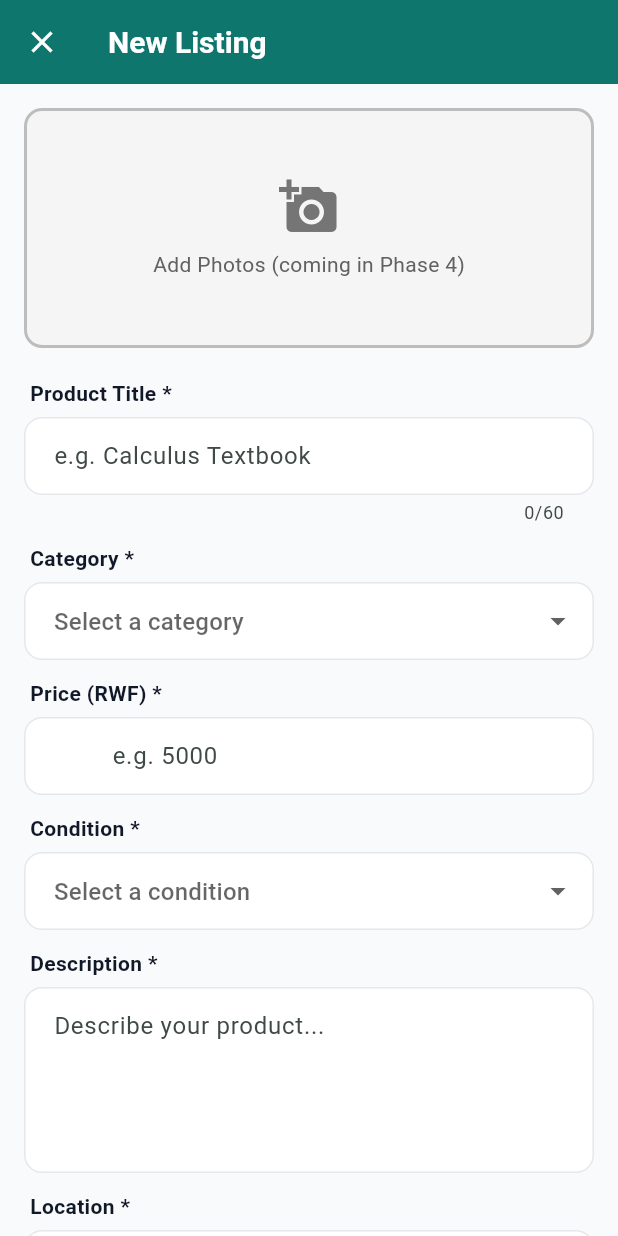
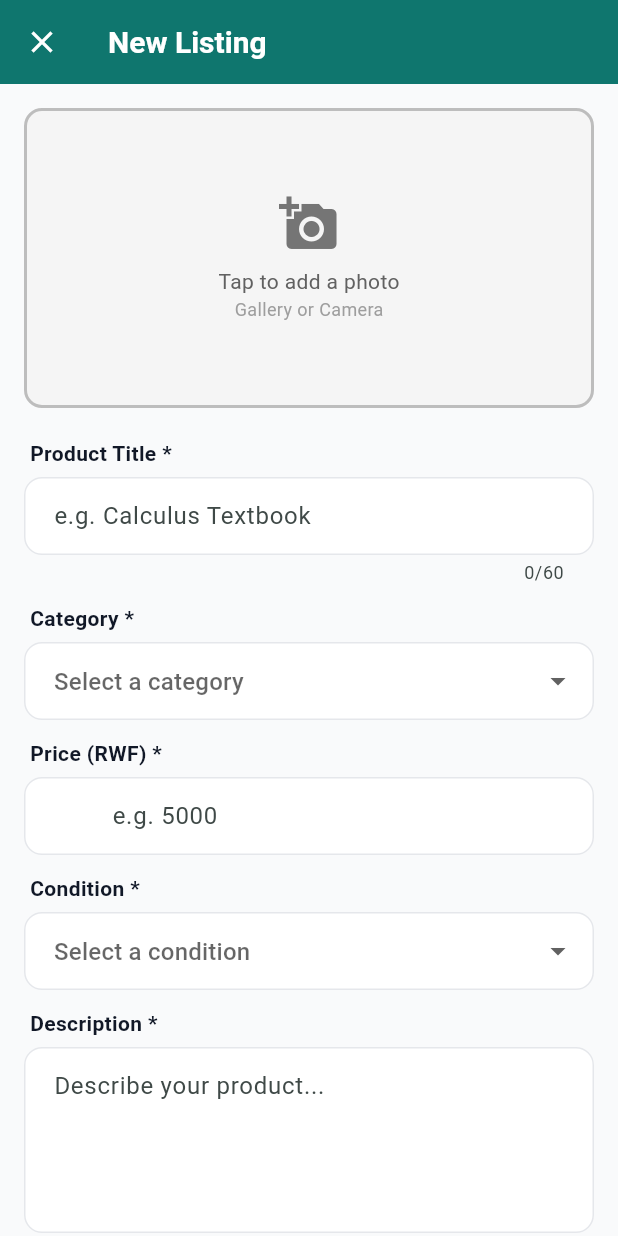
Before and after one commit to Pelino-Courses/progressive-capstone-project-devdynasty, a Flutter app: the ProfileScreen screen opened by its route, after a tap on "New Listing", on a phone screen of 412 x 824 dp. Run offline on Flutter 3.47's test engine with Material 3 defaults, Android fonts, the phone set to English and light mode, and no system bars; our stand-ins replace hive, hive_flutter, image_picker; accounts and stored records are empty.

Commit message:
Phase 4: Image upload with image_picker - real photos for products

```diff
--- a/campuscart/lib/models/product.dart
+++ b/campuscart/lib/models/product.dart
@@ -1,19 +1,15 @@
 // ============================================================
-// CampusCart - Refactored in Phase 3
+// CampusCart - Refactored in Phase 4
 // File: product.dart
-// Purpose: Product class with Hive annotations for persistence.
+// Purpose: Product class with image data support.
 // ============================================================
 
 import 'package:hive/hive.dart';
 import 'rateable.dart';
 import 'timestamped.dart';
 
-// This 'part' tells Dart that auto-generated code lives in product.g.dart
-// We'll generate that file in the next step.
 part 'product.g.dart';
 
-// 'typeId' is a unique number that identifies this class in Hive storage.
-// Every Hive-stored class needs a unique typeId (0-223 range).
 @HiveType(typeId: 0)
 class Product extends HiveObject with Rateable, Timestamped {
   @HiveField(0)
@@ -49,6 +45,10 @@ class Product extends HiveObject with Rateable, Timestamped {
   @HiveField(10)
   bool isAvailable;
 
+  // 🆕 NEW FIELD - stores the actual image bytes (works on web & mobile)
+  @HiveField(11)
+  List<int>? imageBytes;
+
   Product({
     required this.id,
     required this.title,
@@ -61,15 +61,17 @@ class Product extends HiveObject with Rateable, Timestamped {
     required this.location,
     this.imageUrl,
     this.isAvailable = true,
+    this.imageBytes,
   });
 
-  // Mark as sold
+  // Returns true if the product has a real image
+  bool get hasImage => imageBytes != null && imageBytes!.isNotEmpty;
+
   void markAsSold() {
     isAvailable = false;
-    markUpdated(); // from Timestamped mixin
+    markUpdated();
   }
 
-  // Helper to create a modified copy
   Product copyWithNewPrice(int newPrice) {
     return Product(
       id: id,
@@ -83,10 +85,10 @@ class Product extends HiveObject with Rateable, Timestamped {
       location: location,
       imageUrl: imageUrl,
       isAvailable: isAvailable,
+      imageBytes: imageBytes,
     );
   }
 
-  // Full summary using mixin features
   String fullSummary() {
     return '''
 ━━━━━━━━━━━━━━━━━━━━━━━━━━━━━━
--- a/campuscart/lib/screens/add_listing_screen.dart
+++ b/campuscart/lib/screens/add_listing_screen.dart
@@ -1,12 +1,13 @@
 // ============================================================
-// PART D - Refactored in Phase 2
+// PART D - Refactored in Phase 4 (with image picker)
 // File: add_listing_screen.dart
-// Purpose: Form screen to add a new product listing.
-//          Now posts via ProductProvider so home auto-refreshes.
+// Purpose: Add new listing form with real image upload.
 // ============================================================
 
+import 'dart:typed_data';
 import 'package:flutter/material.dart';
 import 'package:provider/provider.dart';
+import 'package:image_picker/image_picker.dart';
 import '../models/product.dart';
 import '../providers/product_provider.dart';
 import '../theme/app_theme.dart';
@@ -28,8 +29,11 @@ class _AddListingScreenState extends State<AddListingScreen> {
 
   String? _selectedCategory;
   String? _selectedCondition;
+  Uint8List? _selectedImageBytes; // 🆕 holds the picked image
 
   bool _isSubmitting = false;
+
+  final ImagePicker _picker = ImagePicker();
 
   final List<String> _categories = [
     'Books',
@@ -56,10 +60,90 @@ class _AddListingScreenState extends State<AddListingScreen> {
     super.dispose();
   }
 
+  // ===== IMAGE PICKING =====
+
+  Future<void> _pickImage(ImageSource source) async {
+    try {
+      final XFile? pickedFile = await _picker.pickImage(
+        source: source,
+        maxWidth: 1024,
+        maxHeight: 1024,
+        imageQuality: 80,
+      );
+
+      if (pickedFile == null) return;
+
+      // Read the file as bytes (works on web AND mobile)
+      final bytes = await pickedFile.readAsBytes();
+
+      setState(() {
+        _selectedImageBytes = bytes;
+      });
+    } catch (e) {
+      if (!mounted) return;
+      ScaffoldMessenger.of(context).showSnackBar(
+        SnackBar(
+          content: Text('Failed to pick image: $e'),
+          backgroundColor: AppTheme.errorColor,
+        ),
+      );
+    }
+  }
+
+  void _removeImage() {
+    setState(() {
+      _selectedImageBytes = null;
+    });
+  }
+
+  void _showImageSourceMenu() {
+    showModalBottomSheet(
+      context: context,
+      shape: const RoundedRectangleBorder(
+        borderRadius: BorderRadius.vertical(top: Radius.circular(20)),
+      ),
+      builder: (ctx) => SafeArea(
+        child: Column(
+          mainAxisSize: MainAxisSize.min,
+          children: [
+            const SizedBox(height: 12),
+            Container(
+              width: 40,
+              height: 4,
+              decoration: BoxDecoration(
+                color: Colors.grey.shade300,
+                borderRadius: BorderRadius.circular(2),
+              ),
+            ),
+            const SizedBox(height: 8),
+            ListTile(
+              leading: const Icon(Icons.photo_library_outlined,
+                  color: AppTheme.primaryColor),
+              title: const Text('Choose from Gallery'),
+              onTap: () {
+                Navigator.pop(ctx);
+                _pickImage(ImageSource.gallery);
+              },
+            ),
+            ListTile(
+              leading: const Icon(Icons.camera_alt_outlined,
+                  color: AppTheme.primaryColor),
+              title: const Text('Take a Photo'),
+              onTap: () {
+                Navigator.pop(ctx);
+                _pickImage(ImageSource.camera);
+              },
+            ),
+            const SizedBox(height: 8),
+          ],
+        ),
+      ),
+    );
+  }
+
+  // ===== VALIDATORS =====
   String? _validateTitle(String? value) {
-    if (value == null || value.trim().isEmpty) {
-      return 'Product title is required';
-    }
+    if (value == null || value.trim().isEmpty) return 'Product title is required';
     if (value.trim().length < 3) return 'Title must be at least 3 characters';
     if (value.trim().length > 60) return 'Title must be under 60 characters';
     return null;
@@ -67,9 +151,7 @@ class _AddListingScreenState extends State<AddListingScreen> {
 
   String? _validateDescription(String? value) {
     if (value == null || value.trim().isEmpty) return 'Description is required';
-    if (value.trim().length < 10) {
-      return 'Description must be at least 10 characters';
-    }
+    if (value.trim().length < 10) return 'Description must be at least 10 characters';
     return null;
   }
 
@@ -92,6 +174,7 @@ class _AddListingScreenState extends State<AddListingScreen> {
     return null;
   }
 
+  // ===== SUBMIT =====
   Future<void> _submitForm() async {
     FocusScope.of(context).unfocus();
 
@@ -117,9 +200,9 @@ class _AddListingScreenState extends State<AddListingScreen> {
       sellerId: 'S001',
       sellerName: 'You',
       location: _locationController.text.trim(),
+      imageBytes: _selectedImageBytes?.toList(), // 🆕 save image
     );
 
-    // Submit via ProductProvider - home screen will auto-refresh!
     final success =
         await Provider.of<ProductProvider>(context, listen: false)
             .addProduct(newProduct);
@@ -161,28 +244,73 @@ class _AddListingScreenState extends State<AddListingScreen> {
         child: ListView(
           padding: const EdgeInsets.all(16),
           children: [
-            Container(
-              height: 160,
+            // ===== IMAGE UPLOAD AREA =====
+            GestureDetector(
+              onTap: _showImageSourceMenu,
+              child: Container(
+                height: 200,
                 decoration: BoxDecoration(
                   color: Colors.grey.shade100,
                   borderRadius: BorderRadius.circular(12),
                   border: Border.all(
-                  color: Colors.grey.shade400,
-                  style: BorderStyle.solid,
+                    color: _selectedImageBytes == null
+                        ? Colors.grey.shade400
+                        : AppTheme.primaryColor,
                     width: 2,
                   ),
                 ),
-              child: Column(
+                child: _selectedImageBytes == null
+                    ? Column(
                         mainAxisAlignment: MainAxisAlignment.center,
                         children: [
                           Icon(Icons.add_a_photo,
                               size: 40, color: Colors.grey.shade600),
                           const SizedBox(height: 8),
                           Text(
-                    'Add Photos (coming in Phase 4)',
+                            'Tap to add a photo',
                             style: TextStyle(color: Colors.grey.shade700),
                           ),
+                          Text(
+                            'Gallery or Camera',
+                            style: TextStyle(
+                              fontSize: 12,
+                              color: Colors.grey.shade500,
+                            ),
+                          ),
                         ],
+                      )
+                    : Stack(
+                        children: [
+                          ClipRRect(
+                            borderRadius: BorderRadius.circular(10),
+                            child: Image.memory(
+                              _selectedImageBytes!,
+                              width: double.infinity,
+                              height: 200,
+                              fit: BoxFit.cover,
+                            ),
+                          ),
+                          Positioned(
+                            top: 8,
+                            right: 8,
+                            child: GestureDetector(
+                              onTap: _removeImage,
+                              child: Container(
+                                padding: const EdgeInsets.all(6),
+                                decoration: const BoxDecoration(
+                                  color: Colors.black54,
+                                  shape: BoxShape.circle,
+                                ),
+                                child: const Icon(
+                                  Icons.close,
+                                  color: Colors.white,
+                                  size: 20,
+                                ),
+                              ),
+                            ),
+                          ),
+                        ],
+                      ),
               ),
             ),
             const SizedBox(height: 20),
--- a/campuscart/lib/widgets/product_card.dart
+++ b/campuscart/lib/widgets/product_card.dart
@@ -1,16 +1,17 @@
 // ============================================================
-// PART C - Custom Widget
+// PART C - Custom Widget (Updated in Phase 4 for image display)
 // File: product_card.dart
 // Purpose: Reusable card displaying a single Product.
 // ============================================================
 
+import 'dart:typed_data';
 import 'package:flutter/material.dart';
 import '../models/product.dart';
 import '../theme/app_theme.dart';
 
 class ProductCard extends StatelessWidget {
   final Product product;
-  final VoidCallback? onTap; // called when the card is tapped
+  final VoidCallback? onTap;
 
   const ProductCard({
     super.key,
@@ -24,35 +25,41 @@ class ProductCard extends StatelessWidget {
       margin: const EdgeInsets.symmetric(horizontal: 16, vertical: 8),
       clipBehavior: Clip.antiAlias,
       child: InkWell(
-        onTap: onTap, // makes the card tappable with ripple effect
+        onTap: onTap,
         child: Padding(
           padding: const EdgeInsets.all(12),
           child: Row(
             crossAxisAlignment: CrossAxisAlignment.start,
             children: [
-              // --- Product image placeholder ---
-              Container(
-                width: 80,
-                height: 80,
-                decoration: BoxDecoration(
+              // ===== PRODUCT IMAGE OR ICON =====
+              ClipRRect(
+                borderRadius: BorderRadius.circular(12),
+                child: Container(
+                  width: 80,
+                  height: 80,
                   color: Colors.grey.shade200,
-                  borderRadius: BorderRadius.circular(12),
-                ),
-                child: Icon(
-                  _categoryIcon(product.category),
-                  size: 40,
-                  color: AppTheme.primaryColor,
+                  child: product.hasImage
+                      ? Image.memory(
+                          Uint8List.fromList(product.imageBytes!),
+                          width: 80,
+                          height: 80,
+                          fit: BoxFit.cover,
+                        )
+                      : Icon(
+                          _categoryIcon(product.category),
+                          size: 40,
+                          color: AppTheme.primaryColor,
+                        ),
                 ),
               ),
 
               const SizedBox(width: 12),
 
-              // --- Product info ---
+              // ===== PRODUCT INFO =====
               Expanded(
                 child: Column(
                   crossAxisAlignment: CrossAxisAlignment.start,
                   children: [
-                    // Title
                     Text(
                       product.title,
                       style: const TextStyle(
@@ -63,10 +70,7 @@ class ProductCard extends StatelessWidget {
                       maxLines: 1,
                       overflow: TextOverflow.ellipsis,
                     ),
-
                     const SizedBox(height: 4),
-
-                    // Price + condition badge
                     Row(
                       children: [
                         Text(
@@ -96,10 +100,7 @@ class ProductCard extends StatelessWidget {
                         ),
                       ],
                     ),
-
                     const SizedBox(height: 6),
-
-                    // Seller
                     Row(
                       children: [
                         const Icon(Icons.person,
@@ -117,10 +118,7 @@ class ProductCard extends StatelessWidget {
                         ),
                       ],
                     ),
-
                     const SizedBox(height: 2),
-
-                    // Location
                     Row(
                       children: [
                         const Icon(Icons.location_on_outlined,
@@ -148,7 +146,6 @@ class ProductCard extends StatelessWidget {
     );
   }
 
-  // Helper - returns an icon based on product category
   IconData _categoryIcon(String category) {
     switch (category) {
       case 'Books':
--- a/campuscart/pubspec.yaml
+++ b/campuscart/pubspec.yaml
@@ -37,6 +37,7 @@ dependencies:
   provider: ^6.1.5+1
   hive: ^2.2.3
   hive_flutter: ^1.1.0
+  image_picker: ^1.2.2
 
 dev_dependencies:
   flutter_test:
```
Also changed, not shown: campuscart/lib/screens/product_details_screen.dart (+18 -10 lines), campuscart/lib/models/product.g.dart, campuscart/pubspec.lock, 5 other files. Lines whose indentation alone changed are shown as unchanged.
